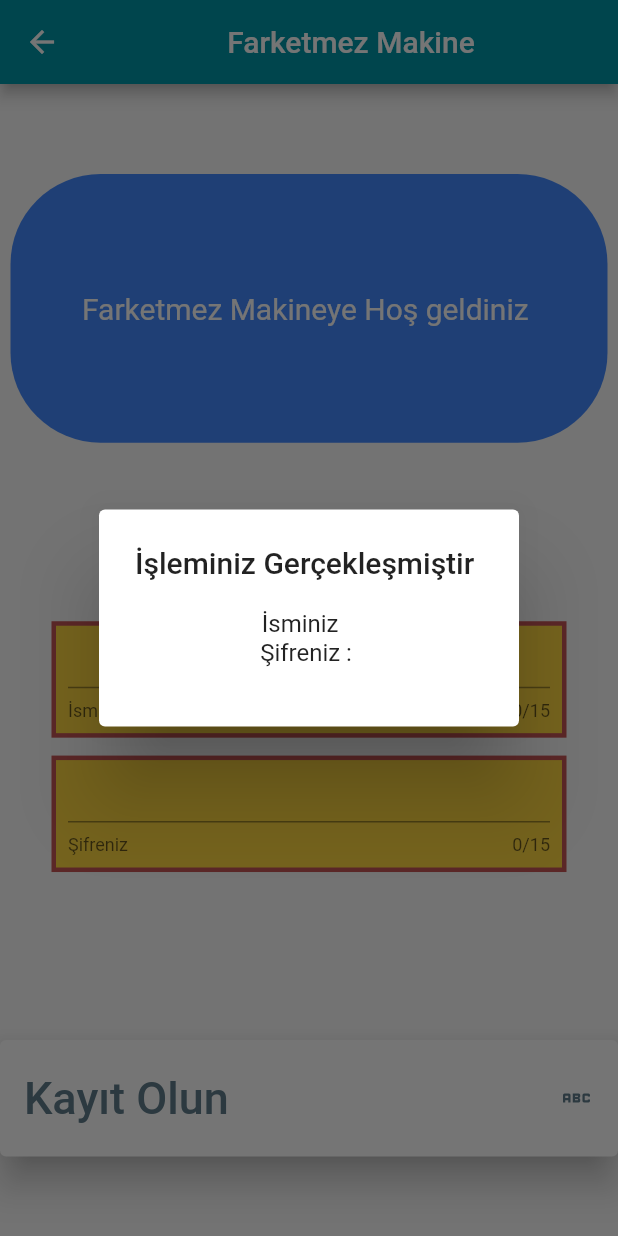
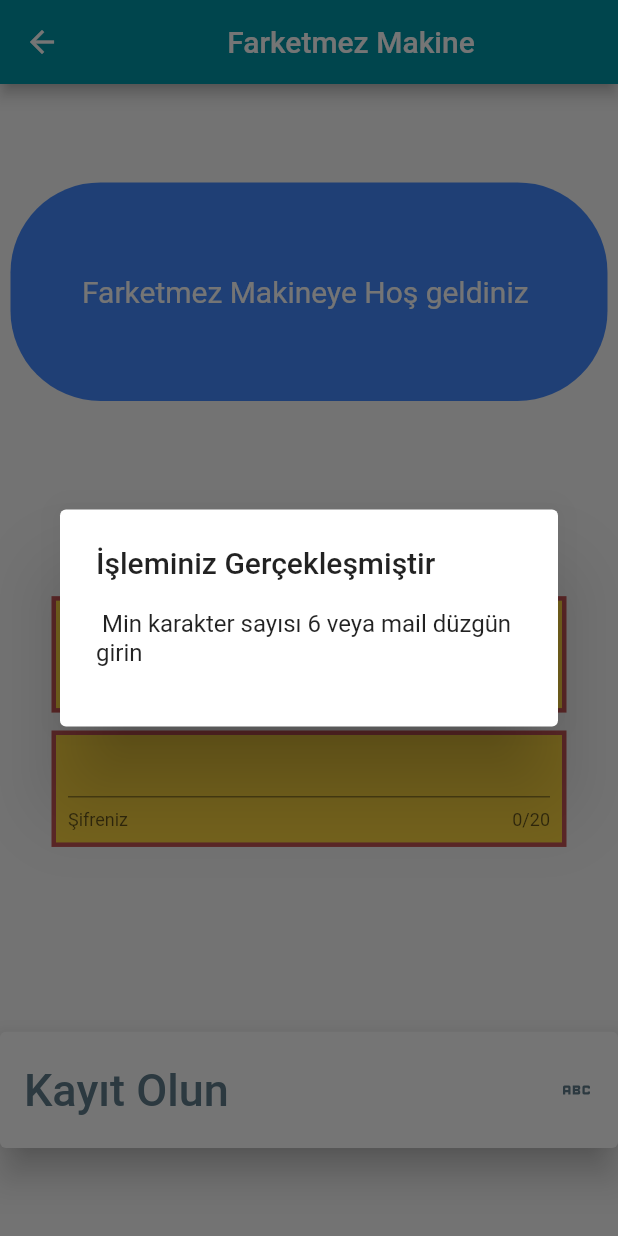
Before and after one commit to EskiDostum/3301456_203301078, a Flutter app: the KayitOlPage screen opened by its route, after a tap on "Kayıt Olun", on a phone screen of 412 x 824 dp. Run offline on Flutter 3.47's test engine with Material 2 defaults, Android fonts, the light colour scheme and no system bars; our stand-ins replace cloud_firestore, dio, firebase_auth, firebase_core, flutter_screenutil, get and 2 more; accounts and stored records are empty.

Commit message:
düzenlenmesi gerekiyor

```diff
--- a/lib/models/insaninfo.dart
+++ /dev/null
@@ -1,4 +0,0 @@
-import 'package:mobilprogramlamaodev/pages/kayitol.dart';
-
-String isimk = KayitOlPage.nametext.text;
-String sifrek = KayitOlPage.passwordtext.text;
--- /dev/null
+++ b/lib/models/sqlite/sq_helper_modul.dart
@@ -0,0 +1,23 @@
+// hackathonda yazılan code alınmıştır
+
+class Report {
+  final int? id;
+  final String name;
+  final String email;
+  final String password;
+
+  Report({
+    this.id,
+    required this.name,
+    required this.email,
+    required this.password,
+  });
+  Report.fromMap(Map<String, dynamic> res)
+      : id = res["id"],
+        name = res["name"],
+        email = res["email"],
+        password = res["password"];
+  Map<String, Object?> toMap() {
+    return {"id": id, "name": name, "email": email, "password": password};
+  }
+}
--- a/lib/pages/animasyon/animationtwo.dart
+++ b/lib/pages/animasyon/animationtwo.dart
@@ -40,6 +40,7 @@ class _AnimationBuilderState extends State<AnimationBuilder>
             //   animation: controller,
             //   builder: (BuildContext context, widget) {
             //     return
+            // ignore: avoid_unnecessary_containers
             Container(
           // height: sequenceAnimation["widthheight"].value,
           // width: sequenceAnimation["widthheight"].value,
--- a/lib/pages/graphic/graphicpage.dart
+++ b/lib/pages/graphic/graphicpage.dart
@@ -5,6 +5,7 @@ import 'package:mobilprogramlamaodev/widgets/constants.dart';
 import 'package:mobilprogramlamaodev/widgets/drawerbuild.dart';
 import 'package:syncfusion_flutter_charts/charts.dart';
 
+// code düzenlenmiştir ve veri ekleme yapılmıştır
 class GraphicPage extends StatelessWidget {
   const GraphicPage({Key? key}) : super(key: key);
 
--- a/lib/pages/homepage.dart
+++ b/lib/pages/homepage.dart
@@ -31,12 +31,12 @@ class HomePage extends StatelessWidget {
                     style: TextStyle(fontSize: 20),
                   ),
                 ),
-
                 TasarimWidget(
                     liste: productGalleryKiyma,
                     ontap: () {
                       Get.toNamed(Routes.KIYMA);
                     }),
+
                 const Center(
                   child: Text(
                     "Testere Makineleri",
--- a/lib/pages/kayitol.dart
+++ b/lib/pages/kayitol.dart
@@ -1,6 +1,10 @@
+import 'package:cloud_firestore/cloud_firestore.dart';
+import 'package:firebase_auth/firebase_auth.dart';
 import 'package:flutter/material.dart';
 import 'package:flutter_screenutil/flutter_screenutil.dart';
 import 'package:get/get.dart';
+import 'package:mobilprogramlamaodev/models/sqlite/sq_helper.dart';
+import 'package:mobilprogramlamaodev/models/sqlite/sq_helper_modul.dart';
 import 'package:mobilprogramlamaodev/routes/apppages.dart';
 import 'package:mobilprogramlamaodev/widgets/alertdialog.dart';
 import 'package:mobilprogramlamaodev/widgets/constants.dart';
@@ -9,13 +13,22 @@ import 'package:mobilprogramlamaodev/widgets/textformfieldbuild.dart';
 
 class KayitOlPage extends StatefulWidget {
   const KayitOlPage({Key? key}) : super(key: key);
-  static TextEditingController nametext = TextEditingController();
-  static TextEditingController passwordtext = TextEditingController();
+
   @override
   State<KayitOlPage> createState() => _KayitOlPageState();
 }
 
 class _KayitOlPageState extends State<KayitOlPage> {
+  final FirebaseFirestore _firestore = FirebaseFirestore.instance;
+  FirebaseAuth auth = FirebaseAuth.instance;
+  TextEditingController emailk = TextEditingController();
+  TextEditingController passwordtextk = TextEditingController();
+  @override
+  void initState() {
+    super.initState();
+    auth = FirebaseAuth.instance;
+  }
+
   @override
   Widget build(BuildContext context) {
     return Scaffold(
@@ -27,7 +40,7 @@ class _KayitOlPageState extends State<KayitOlPage> {
             padding: const EdgeInsets.all(7),
             child: Container(
               width: 350.w,
-              height: 150.h,
+              height: 122.h,
               decoration: BoxDecoration(
                 color: Colors.blueAccent,
                 borderRadius: BorderRadius.circular(60),
@@ -49,15 +62,13 @@ class _KayitOlPageState extends State<KayitOlPage> {
                 SizedBox(
                   width: 300.w,
                   height: 65.h,
-                  child: buildinput(
-                      helpertext: "İsminiz ", controller: KayitOlPage.nametext),
+                  child: buildinput(helpertext: "İsminiz ", controller: emailk),
                 ),
                 SizedBox(
                   width: 300.w,
                   height: 65.h,
                   child: buildinput(
-                      helpertext: "Şifreniz ",
-                      controller: KayitOlPage.passwordtext),
+                      helpertext: "Şifreniz ", controller: passwordtextk),
                 ),
               ],
             ),
@@ -69,19 +80,41 @@ class _KayitOlPageState extends State<KayitOlPage> {
                 Flexible(
                     fit: FlexFit.tight,
                     child: butonbuild(
-                        text: "Kayıt Olun",
-                        onPressed: () {
-                          showDialog(
-                              context: context,
-                              builder: (BuildContext context) {
-                                return alertDialoga();
-                              });
+                      text: "Kayıt Olun",
+                      onPressed: () async {
+                        if (passwordtextk.text.length > 6) {
+                          authadddata();
+                          //   userdatadd();
+                          // sqlfile add
+                          DataBaseHandler().insertReports([
+                            Report(
+                                name: "Alper",
+                                email: emailk.text,
+                                password: passwordtextk.text)
+                          ]);
+                          //
+                          // showDialog(
+                          //     context: context,
+                          //     builder: (BuildContext context) {
+                          //       return alertDialoga(
+                          //           text1: ""); // buraya bilgi eklenecek
+                          //     });
                           setState(() {
                             Future.delayed(const Duration(seconds: 3), () {
                               Get.toNamed(Routes.HOME);
                             });
                           });
-                        }))
+                        } else {
+                          showDialog(
+                              context: context,
+                              builder: (BuildContext context) {
+                                return alertDialoga(
+                                    text1:
+                                        " Min karakter sayısı 6 veya mail düzgün girin ");
+                              });
+                        }
+                      },
+                    ))
               ],
             ),
           )
@@ -89,4 +122,23 @@ class _KayitOlPageState extends State<KayitOlPage> {
       ),
     );
   }
+
+  // auth eleman ekleme
+  //ALEEEEEEEERTTTTTT ( LACOLHOST ÜZERİNDEN YAPILDIĞINDA TİCKER HATASI ALINIYOR ÇÖZ )
+  void authadddata() async {
+    var _userCredantial = await auth.createUserWithEmailAndPassword(
+        email: emailk.text, password: passwordtextk.text);
+  }
+
+//firestore için ekleme alanı
+  userdatadd(String id) async {
+    // sanırım sıkıntı çıkartıyor  var id = auth.idTokenChanges();
+    Map<String, dynamic> _adduser = <String, dynamic>{};
+    _adduser["Name"] = "Eski";
+    _adduser["Lastname"] = "Dostum";
+    _adduser["E-Mail"] = emailk.text;
+    _adduser["password"] = passwordtextk.text;
+    _adduser["Userid"] = id;
+    _firestore.collection("Users").add(_adduser);
+  }
 }
--- a/lib/routes/apppages.dart
+++ b/lib/routes/apppages.dart
@@ -3,6 +3,7 @@
 import 'package:get/get.dart';
 import 'package:mobilprogramlamaodev/pages/animasyon/animation_one.dart';
 import 'package:mobilprogramlamaodev/pages/animasyon/animationtwo.dart';
+import 'package:mobilprogramlamaodev/pages/gestures/gestures.dart';
 import 'package:mobilprogramlamaodev/pages/graphic/graphicpage.dart';
 import 'package:mobilprogramlamaodev/pages/kayitol.dart';
 import 'package:mobilprogramlamaodev/pages/pageapi/apipage.dart';
@@ -17,11 +18,14 @@ import 'package:mobilprogramlamaodev/pages/product/productkiymapage.dart';
 import 'package:mobilprogramlamaodev/pages/product/producttesterepage.dart';
 
 import 'package:mobilprogramlamaodev/pages/settings.dart';
+import 'package:mobilprogramlamaodev/pages/sqlitepage/sqlitepage.dart';
+
+import '../denemeleriçinfirestore/firestore.dart';
 
 part 'approuters.dart';
 
 class AppPages {
-  static const INITIAL = Routes.anibuilder;
+  static const INITIAL = Routes.litedata;
   static final routes = [
     GetPage(name: "/errorpage", page: () => ErrorPage()),
     GetPage(name: "/homepage", page: () => HomePage()),
@@ -38,5 +42,8 @@ class AppPages {
     GetPage(name: "/AlbumPage", page: () => AlbumPage()),
     GetPage(name: "/Animationone", page: () => Animationone()),
     GetPage(name: "/AnimationBuilder", page: () => AnimationBuilder()),
+    GetPage(name: "/Firestorecode", page: () => Firestorecode()),
+    GetPage(name: "/GesturesPage", page: () => GesturesPage()),
+    GetPage(name: "/sqlitedata", page: () => sqlitedata()),
   ];
 }
--- a/lib/routes/approuters.dart
+++ b/lib/routes/approuters.dart
@@ -17,5 +17,8 @@ abstract class Routes {
   static const UserApi = "/UserApi";
   static const Albumapi = "/AlbumPage";
   static const Animationone = "/Animationone";
-  static const anibuilder = "AnimationBuilder";
+  static const anibuilder = "/AnimationBuilder";
+  static const deneme = "/Firestorecode";
+  static const gesture = "/GesturesPage";
+  static const litedata = "/sqlitedata";
 }
--- a/lib/widgets/alertdialog.dart
+++ b/lib/widgets/alertdialog.dart
@@ -1,17 +1,13 @@
 import 'package:flutter/material.dart';
 import 'package:flutter_screenutil/flutter_screenutil.dart';
-import '../pages/kayitol.dart';
 
-Widget alertDialoga() {
+Widget alertDialoga({required String text1}) {
   return AlertDialog(
     title: const Text("İşleminiz Gerçekleşmiştir"),
     content: SizedBox(
       height: 45.h,
       child: Column(
-        children: [
-          Text("İsminiz  ${KayitOlPage.nametext.text} "),
-          Text("Şifreniz : ${KayitOlPage.passwordtext.text}")
-        ],
+        children: [Text(text1.toString())],
       ),
     ),
   );
--- a/lib/widgets/textformfieldbuild.dart
+++ b/lib/widgets/textformfieldbuild.dart
@@ -21,7 +21,7 @@ Widget buildinput({
         ),
         child: TextFormField(
             controller: controller,
-            maxLength: 15,
+            maxLength: 20,
             initialValue: initialtext,
             decoration: InputDecoration(
               focusColor: Colors.black,
--- a/pubspec.yaml
+++ b/pubspec.yaml
@@ -40,6 +40,8 @@ dependencies:
   dio: ^4.0.6
   syncfusion_flutter_charts: ^20.1.58+1
   flutter_sequence_animation: ^3.0.1
+  cloud_firestore: ^3.1.17
+  sqflite: ^2.0.2+1
 
 dev_dependencies:
   flutter_test:
```
Also changed, not shown: lib/denemeleriçinfirestore/firestore.dart (added, +34 -0 lines), lib/models/Userauthinfo.dart (added, +13 -0 lines), lib/models/sqlite/sq_helper.dart (added, +33 -0 lines), lib/pages/gestures/gestures.dart (added, +86 -0 lines), lib/pages/person_update.dart (+28 -21 lines), lib/pages/signinpage.dart (+38 -8 lines), lib/pages/sqlitepage/sqlitepage.dart (added, +34 -0 lines), pubspec.lock, 1 other file.
